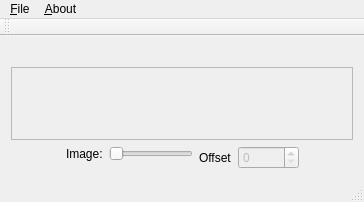
First picture: the form in mainwindow.ui, repository Risca/display_8bit_dgate_data, before the edit.
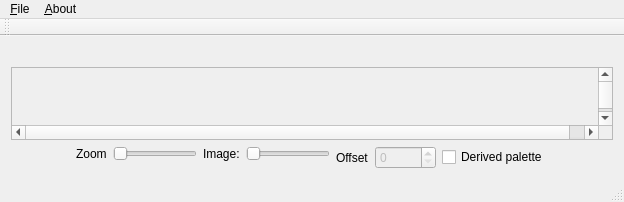
Second picture: the form after the edit. Custom widgets are drawn as their Qt base class.

Commit message: add image manipulation controls

The edit to the form file:
```diff
--- a/mainwindow.ui
+++ b/mainwindow.ui
@@ -6,7 +6,7 @@
    <rect>
     <x>0</x>
     <y>0</y>
-    <width>364</width>
+    <width>624</width>
     <height>202</height>
    </rect>
   </property>
@@ -30,9 +30,6 @@
       <property name="focusPolicy">
        <enum>Qt::NoFocus</enum>
       </property>
-      <property name="widgetResizable">
-       <bool>true</bool>
-      </property>
       <property name="alignment">
        <set>Qt::AlignCenter</set>
       </property>
@@ -41,19 +38,10 @@
         <rect>
          <x>0</x>
          <y>0</y>
-         <width>342</width>
+         <width>602</width>
          <height>71</height>
         </rect>
        </property>
-       <layout class="QHBoxLayout" name="horizontalLayout">
-        <item>
-         <widget class="QLabel" name="imageLabel">
-          <property name="text">
-           <string/>
-          </property>
-         </widget>
-        </item>
-       </layout>
       </widget>
      </widget>
     </item>
@@ -72,6 +60,39 @@
         </property>
        </spacer>
       </item>
+      <item>
+       <layout class="QFormLayout" name="formLayout_3">
+        <property name="fieldGrowthPolicy">
+         <enum>QFormLayout::AllNonFixedFieldsGrow</enum>
+        </property>
+        <item row="0" column="0">
+         <widget class="QLabel" name="zoomLabel">
+          <property name="text">
+           <string>Zoom</string>
+          </property>
+         </widget>
+        </item>
+        <item row="0" column="1">
+         <widget class="QSlider" name="zoomSlider">
+          <property name="enabled">
+           <bool>false</bool>
+          </property>
+          <property name="minimum">
+           <number>1</number>
+          </property>
+          <property name="maximum">
+           <number>4</number>
+          </property>
+          <property name="pageStep">
+           <number>1</number>
+          </property>
+          <property name="orientation">
+           <enum>Qt::Horizontal</enum>
+          </property>
+         </widget>
+        </item>
+       </layout>
+      </item>
       <item>
        <layout class="QFormLayout" name="formLayout_2">
         <property name="fieldGrowthPolicy">
@@ -120,6 +141,13 @@
         </item>
        </layout>
       </item>
+      <item>
+       <widget class="QCheckBox" name="paletteCheckBox">
+        <property name="text">
+         <string>Derived palette</string>
+        </property>
+       </widget>
+      </item>
       <item>
        <spacer name="horizontalSpacer_2">
         <property name="orientation">
@@ -150,7 +178,7 @@
     <rect>
      <x>0</x>
      <y>0</y>
-     <width>364</width>
+     <width>624</width>
      <height>22</height>
     </rect>
    </property>
```
The commit also changes 6 other files.
